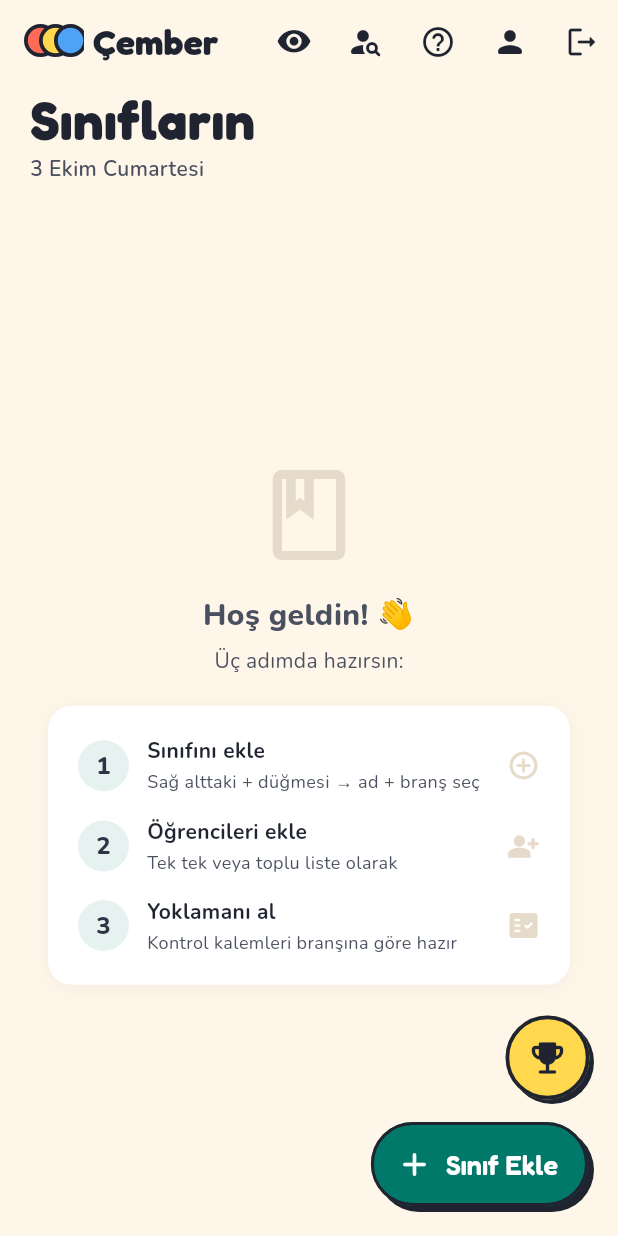
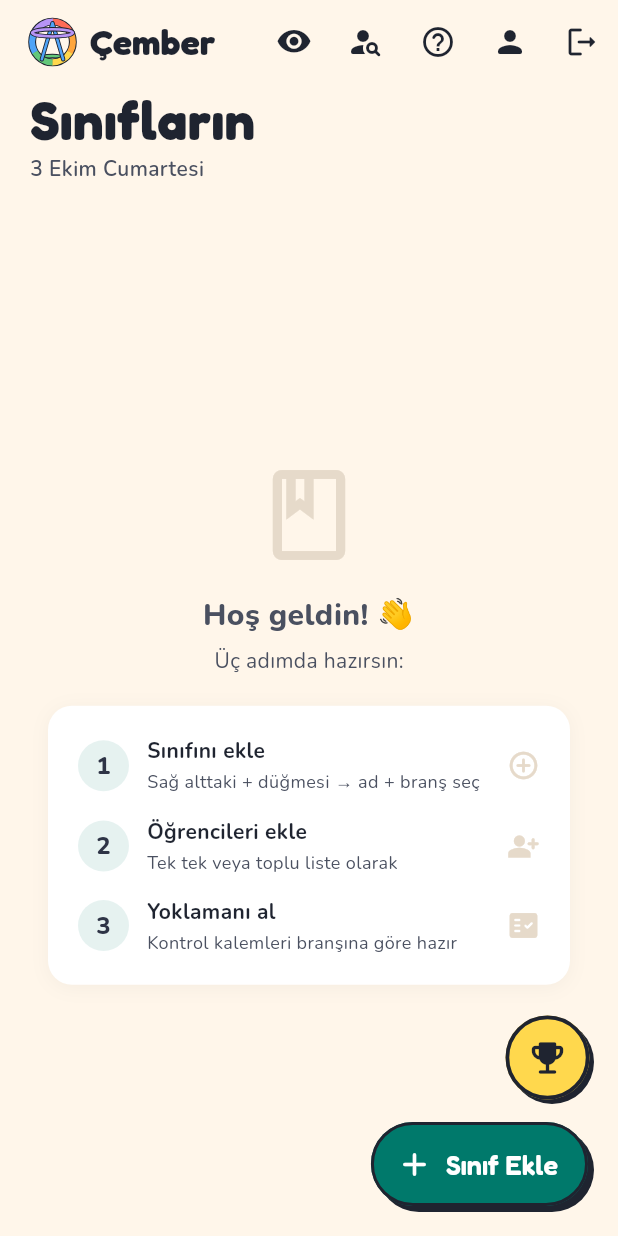
Before and after one commit to azorkadebug/cember, a Flutter app: the screen it shows once a user with an empty profile is signed in, after a tap on "Kaydet", on a phone screen of 412 x 824 dp. Run offline on Flutter 3.47's test engine with Material 3 defaults, Android fonts, the phone set to English and light mode, and no system bars; our stand-ins replace audioplayers, cloud_firestore, firebase_analytics, firebase_auth, firebase_core, flutter_svg and 4 more; missing offline and left inert: dart:html, encrypt; accounts and stored records are empty; statements that could not run were skipped.

Commit message:
Küçük boy logo simgesi (assets/images/logo_simge.svg)
Küre logonun iskeleti (gökkuşağı dış çember, A bacakları, üst ve alt
halka) kalın çizgi + mürekkep kenarla; 28-40 px'te okunur. Sınıflarım üst
çubuğunda 'Çember' yazısıyla. Orijinal logo büyük boylarda (giriş) aynen.

Co-Authored-By: Claude Opus 5.5 <noreply@anthropic.com>

```diff
--- a/lib/screens/siniflar_ekrani.dart
+++ b/lib/screens/siniflar_ekrani.dart
@@ -6,6 +6,7 @@ import '../utils/egitim_yili.dart';
 import 'dart:async';
 import 'package:flutter/material.dart';
 import 'package:intl/intl.dart';
+import 'package:flutter_svg/flutter_svg.dart';
 import '../widgets/cikartma.dart';
 import '../widgets/girdi.dart';
 import 'package:cloud_firestore/cloud_firestore.dart';
@@ -102,34 +103,15 @@ class _SiniflarEkraniState extends State<SiniflarEkrani> {
     return Scaffold(
       backgroundColor: r.sayfa,
       // "Teneffüs": koyu çubuk yerine krem zemin; büyük başlık aşağıda
-      // (_solPanel). Küçük küre logo kaldırıldı (Sabri, 2026-10-04): ince
-      // çizgileri 34 px'te karalamaya dönüyordu. Yerine yazı + logonun
-      // renklerinden üç çıkartma halka (deneme).
+      // (_solPanel). Küre logonun kendisi küçükte karalamaya dönüyordu
+      // (Sabri, 2026-10-04); yerine küçük boy için çizilmiş kalın çizgili
+      // simge (assets/images/logo_simge.svg) + yazı.
       appBar: AppBar(
         title: Semantics(
           label: 'Çember',
           excludeSemantics: true,
           child: Row(mainAxisSize: MainAxisSize.min, children: [
-            SizedBox(
-              width: 40,
-              height: 28,
-              child: Stack(children: [
-                for (final (i, renk) in const [Color(0xFFFF6B57), Color(0xFFFFD84D), Color(0xFF4FA3F7)].indexed)
-                  Positioned(
-                    left: i * 10.0,
-                    top: 2,
-                    child: Container(
-                      width: 22,
-                      height: 22,
-                      decoration: BoxDecoration(
-                        color: renk,
-                        shape: BoxShape.circle,
-                        border: Border.all(color: AppTema.ana, width: 2.5),
-                      ),
-                    ),
-                  ),
-              ]),
-            ),
+            SvgPicture.asset('assets/images/logo_simge.svg', width: 38, height: 38),
             const SizedBox(width: 6),
             Text('Çember',
                 style: TextStyle(fontFamily: AppTema.baslikFontu, fontSize: 24, fontWeight: FontWeight.w700, color: r.metin)),
--- a/pubspec.yaml
+++ b/pubspec.yaml
@@ -49,6 +49,7 @@ flutter:
     - assets/images/logo.png
     - assets/images/logo_256.png
     - assets/images/google_g.svg
+    - assets/images/logo_simge.svg
     - assets/sounds/sure_bitti.wav
 
   # "Teneffüs" görünümü (2026-10): başlık Fredoka, gövde Nunito. Değişken
```
Also changed, not shown: assets/images/logo_simge.svg (added).
